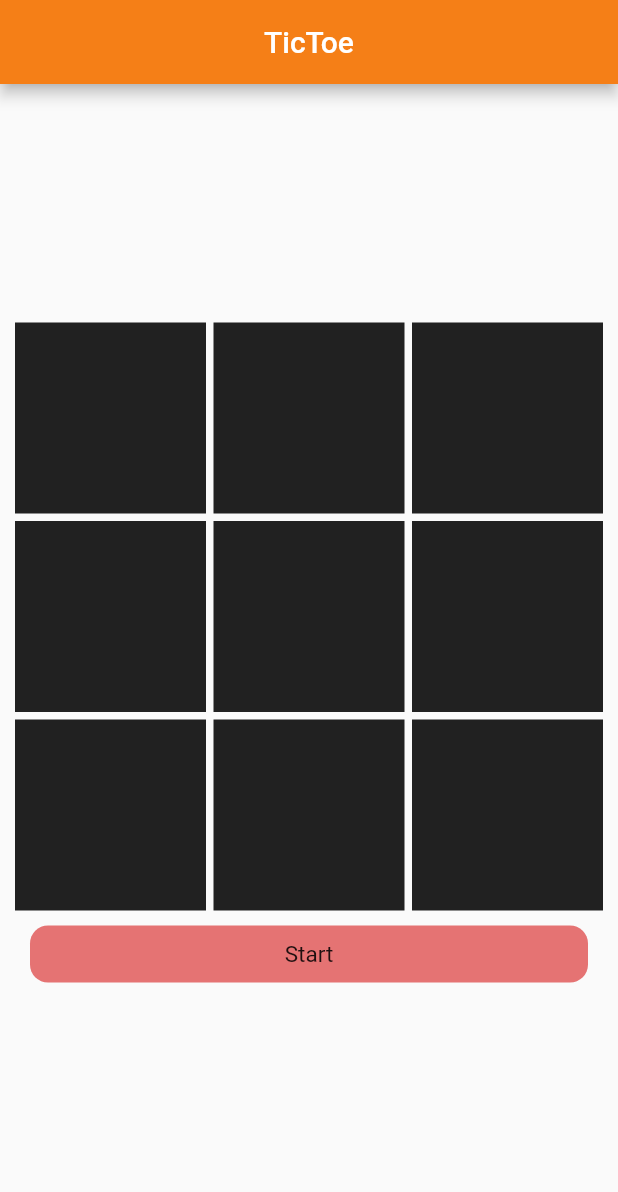
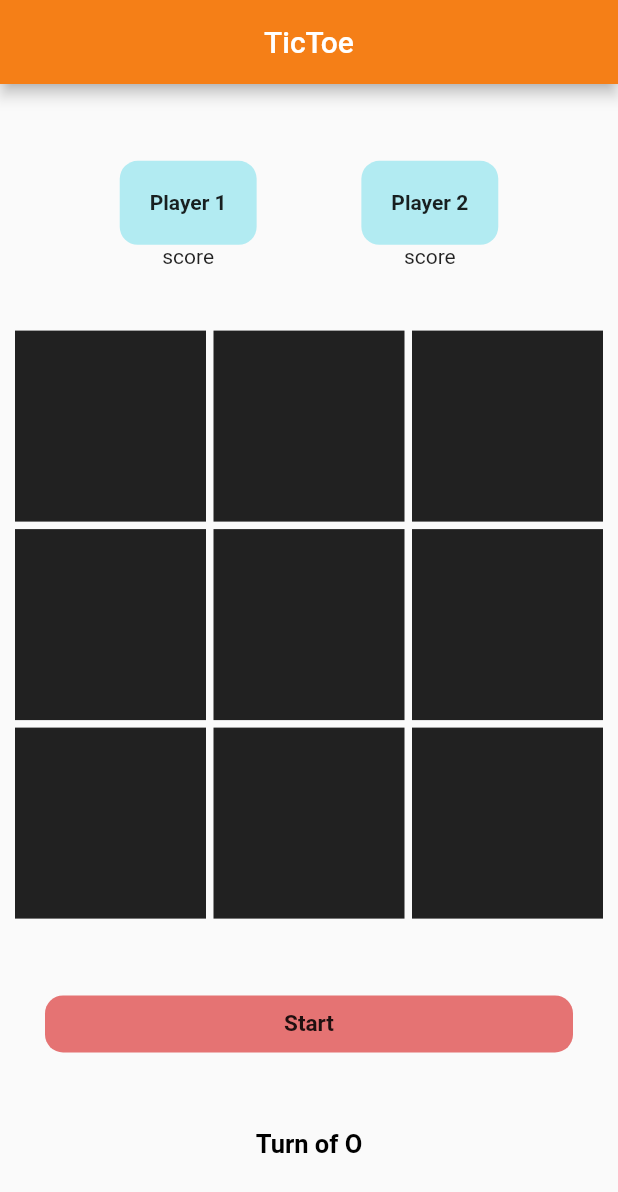
Before and after one commit to Dharmeshkatariya/tiktactoe_game, a Flutter app: the screen it shows after launch, on a phone screen of 412 x 824 dp. Shown: the top 1192 px of the screen. Run offline on Flutter 3.47's test engine with Material 2 defaults, Android fonts, the phone set to English and light mode, and no system bars; our stand-ins replace get.

Commit message:
tiktoe game done

```diff
--- a/lib/screen/tiktoescreen.dart
+++ b/lib/screen/tiktoescreen.dart
@@ -6,7 +6,7 @@ import 'package:tiktoe_game/controller/tiktoe_controller.dart';
 
 class TikToeScreen extends StatelessWidget {
   TikToeScreen({Key? key}) : super(key: key);
-  final controller = Get.put(TikToeController());
+  final _controller = Get.put(TikToeController());
 
   @override
   Widget build(BuildContext context) {
@@ -17,15 +17,22 @@ class TikToeScreen extends StatelessWidget {
           title: const Text("TicToe"),
         ),
         body: GetBuilder(
-            init: TikToeController(),
+            init: _controller,
             builder: (TikToeController controller) {
               return Container(
                 width: double.infinity,
                 padding:
                     const EdgeInsets.symmetric(horizontal: 10, vertical: 10),
                 child: Column(
-                  mainAxisAlignment: MainAxisAlignment.center,
+                  mainAxisAlignment: MainAxisAlignment.spaceEvenly,
                   children: [
+                    Row(
+                      mainAxisAlignment: MainAxisAlignment.spaceEvenly,
+                      children: [
+                        _playerRow(text: "Player 1"),
+                        _playerRow(text: "Player 2"),
+                      ],
+                    ),
                     GridView.count(
                       shrinkWrap: true,
                       physics: const NeverScrollableScrollPhysics(),
@@ -38,32 +45,62 @@ class TikToeScreen extends StatelessWidget {
                         (index) => _containerData(index),
                       ),
                     ),
-                    Common.button(text: "Start",color: Colors.red[300]),
+                    _controller.isWinner.value
+                        ? Common.button(
+                            text: "restart",
+                            color: Colors.red[300],
+                            onTap: () {
+                              _controller.initList();
+                              _controller.isWinner.value = false;
+                            })
+                        : Common.button(
+                            text: "Start",
+                            color: Colors.red[300],
+                            onTap: () {
+                              _controller.initList();
+                            }),
+                    Text(
+                      _controller.playerOne.value ? "Turn of O" : "Turn of X",
+                      style: const TextStyle(color: Colors.black,fontWeight: FontWeight.bold,fontSize: 17),
+                    ),
                   ],
                 ),
               );
             }));
   }
 
-  Widget _containerData(int index){
+  Widget _playerRow({required String text}) {
+    return Column(
+      children: [
+        Container(
+            decoration: BoxDecoration(
+                color: Colors.cyan[100],
+                borderRadius: BorderRadius.circular(12)),
+            padding: const EdgeInsets.symmetric(horizontal: 20, vertical: 20),
+            child: Text(
+              text,
+              style: const TextStyle(fontSize: 14, fontWeight: FontWeight.bold),
+            )),
+       const  Text("score"),
+      ],
+    );
+  }
+
+  Widget _containerData(int index) {
     return GestureDetector(
       onTap: () {
-        controller.onTaped(index);
+        _controller.onTaped(index) ;
       },
       child: Container(
         alignment: Alignment.center,
         color: Colors.grey[900],
-        padding: const EdgeInsets.symmetric(
-            horizontal: 10, vertical: 10),
+        padding: const EdgeInsets.symmetric(horizontal: 10, vertical: 10),
         child: Text(
-          controller.displayElement[index],
+          _controller.displayElement[index],
           style: const TextStyle(
-              fontWeight: FontWeight.bold,
-              fontSize: 30,
-              color: Colors.white),
+              fontWeight: FontWeight.bold, fontSize: 30, color: Colors.white),
         ),
       ),
     );
   }
-
 }
--- a/pubspec.yaml
+++ b/pubspec.yaml
@@ -36,6 +36,7 @@ dependencies:
   # Use with the CupertinoIcons class for iOS style icons.
   cupertino_icons: ^1.0.2
   get: ^4.6.5
+  shared_preferences: ^2.1.0
 
 dev_dependencies:
   flutter_test:
```
Also changed, not shown: lib/common.dart (+52 -2 lines), lib/controller/tiktoe_controller.dart (+52 -19 lines), assets/icon/not.png (added), pubspec.lock.
